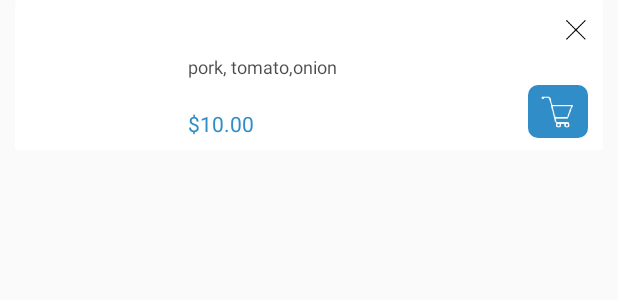
After one commit to dominicg666/e-comz, an Android app: the layout favorite_list_item.xml on its own in the app's theme, with its tools: preview values and no code run, on a phone screen of 412 x 824 dp. The commit adds this screen. Shown: the top 300 px of the screen. Run offline under Robolectric (Android 15) with nearby library versions, the phone set to English and light mode, and no system bars.

Commit message:
Second commit

```diff
--- a/app/src/main/java/food/restaurant/com/tastyfoods/MainActivity.java
+++ b/app/src/main/java/food/restaurant/com/tastyfoods/MainActivity.java
@@ -20,6 +20,7 @@ import android.widget.Toast;
 
 import food.restaurant.com.tastyfoods.Font.Calligrapher;
 import food.restaurant.com.tastyfoods.Fragment.CartFragment;
+import food.restaurant.com.tastyfoods.Fragment.FavoriteFragment;
 import food.restaurant.com.tastyfoods.Fragment.MenuFragment;
 import food.restaurant.com.tastyfoods.Fragment.OffersFragment;
 import food.restaurant.com.tastyfoods.Fragment.SettingsFragment;
@@ -144,8 +145,8 @@ public class MainActivity extends AppCompatActivity
             toolbar_title.setText("Settings");
 
         } else if (id == R.id.nav_fav) {
+            initializeFragment(FavoriteFragment.class);
             toolbar_title.setText("Favorite");
-
         }
 
         DrawerLayout drawer = (DrawerLayout) findViewById(R.id.drawer_layout);
--- a/app/src/main/java/food/restaurant/com/tastyfoods/SignIn.java
+++ b/app/src/main/java/food/restaurant/com/tastyfoods/SignIn.java
@@ -35,8 +35,8 @@ private TextView forgot;
         forgot.setOnClickListener(new View.OnClickListener() {
             @Override
             public void onClick(View v) {
-//                Intent intent=new Intent(SignIn.this,ForgotPassword.class);
-//                startActivity(intent);
+                Intent intent=new Intent(SignIn.this,ForgotPassword.class);
+                startActivity(intent);
             }
         });
     }
--- /dev/null
+++ b/app/src/main/res/layout/favorite_list_item.xml
@@ -0,0 +1,91 @@
+<?xml version="1.0" encoding="utf-8"?>
+<android.support.v7.widget.CardView xmlns:android="http://schemas.android.com/apk/res/android"
+    xmlns:app="http://schemas.android.com/apk/res-auto"
+    xmlns:tools="http://schemas.android.com/tools"
+    android:layout_width="match_parent"
+    android:layout_height="wrap_content"
+    android:id="@+id/cardview_f_id"
+    android:layout_marginLeft="10dp"
+    android:layout_marginRight="10dp"
+    android:layout_marginBottom="10dp"
+    android:background="@color/colorWhite"
+    app:cardElevation="0dp">
+
+    <RelativeLayout
+        android:layout_width="match_parent"
+        android:layout_height="@dimen/cart_item_height">
+
+        <ImageView
+            android:id="@+id/play_eq"
+            android:layout_width="@dimen/cart_item_height"
+            android:layout_height="fill_parent"
+            android:layout_alignParentStart="true"
+            android:layout_alignParentTop="true"
+            android:scaleType="centerCrop"
+            android:layout_centerVertical="true"
+            android:tintMode="src_in"/>
+
+        <TextView
+            android:id="@+id/title"
+            android:layout_width="fill_parent"
+            android:layout_height="wrap_content"
+            android:layout_alignTop="@+id/countCategory"
+            android:layout_marginStart="15dp"
+            android:layout_marginTop="10dp"
+            android:layout_toEndOf="@+id/play_eq"
+            android:ellipsize="end"
+            android:maxLines="1"
+            android:textAppearance="?android:attr/textAppearanceMedium"
+            android:textColor="@color/colorPrimary"
+            android:textSize="@dimen/cart_title"
+             />
+
+        <TextView
+            android:id="@+id/description"
+            android:layout_width="fill_parent"
+            android:layout_height="wrap_content"
+            android:layout_alignStart="@+id/title"
+            android:layout_below="@+id/title"
+            android:layout_marginTop="4dp"
+            android:layout_toStartOf="@+id/carticon"
+            android:ellipsize="end"
+            android:maxLines="1"
+            android:textAppearance="?android:attr/textAppearanceSmall"
+            android:textColor="@color/colorMenu"
+            android:textSize="@dimen/cart_description"
+            tools:text="pork, tomato,onion" />
+        <TextView
+            android:id="@+id/price"
+            android:layout_width="wrap_content"
+            android:layout_height="wrap_content"
+            android:layout_alignStart="@+id/description"
+            android:layout_below="@+id/description"
+            android:layout_marginTop="20dp"
+            android:text="$10.00"
+            android:textColor="@color/colorAccent"
+            android:textSize="@dimen/cart_price" />
+        <Button
+            android:id="@+id/delete"
+            android:layout_width="@dimen/cart_cross"
+            android:layout_height="@dimen/cart_cross"
+            android:layout_alignEnd="@+id/title"
+            android:layout_alignTop="@+id/title"
+            android:layout_marginRight="8dp"
+            android:background="@mipmap/ic_cross"
+            android:textColor="@color/colorPrimaryDark" />
+        <ImageView
+            android:id="@+id/carticon"
+            android:layout_width="@dimen/carticon_width"
+            android:layout_height="@dimen/carticon_height"
+            android:layout_alignBottom="@+id/price"
+            android:layout_alignParentEnd="true"
+            android:background="@drawable/buttonshape"
+            android:padding="5dp"
+            android:layout_alignParentRight="true"
+            android:layout_marginTop="10dp"
+            android:layout_marginRight="10dp"
+            android:src="@mipmap/ic_cart" />
+
+
+    </RelativeLayout>
+</android.support.v7.widget.CardView>
--- a/app/src/main/res/values/dimens.xml
+++ b/app/src/main/res/values/dimens.xml
@@ -137,6 +137,14 @@
     <dimen name="havealready_margintop">20dp</dimen>
     <dimen name="havealready_textsize">15sp</dimen>
 
+    <dimen name="carticon_width">40dp</dimen>
+    <dimen name="carticon_height">35dp</dimen>
+    <dimen name="regmobile_margintop">70dp</dimen>
+    <dimen name="sendBtn_margintop">50dp</dimen>
+    <dimen name="sendotp_margintop">20dp</dimen>
+    <dimen name="back_margintop">40dp</dimen>
+    <dimen name="donebtn_margintop">50dp</dimen>
+
 
 
 </resources>
```
Also changed, not shown: app/src/main/AndroidManifest.xml (+8 -0 lines), app/src/main/java/food/restaurant/com/tastyfoods/Adapter/FavoriteRecyclerView.java (added, +121 -0 lines), app/src/main/java/food/restaurant/com/tastyfoods/ForgotOTP.java (added, +36 -0 lines), app/src/main/java/food/restaurant/com/tastyfoods/ForgotPassword.java (added, +57 -0 lines), app/src/main/java/food/restaurant/com/tastyfoods/Fragment/FavoriteFragment.java (+39 -1 lines), app/src/main/java/food/restaurant/com/tastyfoods/Model/Favorite.java (added, +53 -0 lines), app/src/main/res/layout/activity_forgot_otp.xml (added, +110 -0 lines), app/src/main/res/layout/activity_forgot_password.xml (added, +101 -0 lines), app/src/main/res/layout/fragment_favorite.xml (added, +14 -0 lines).
